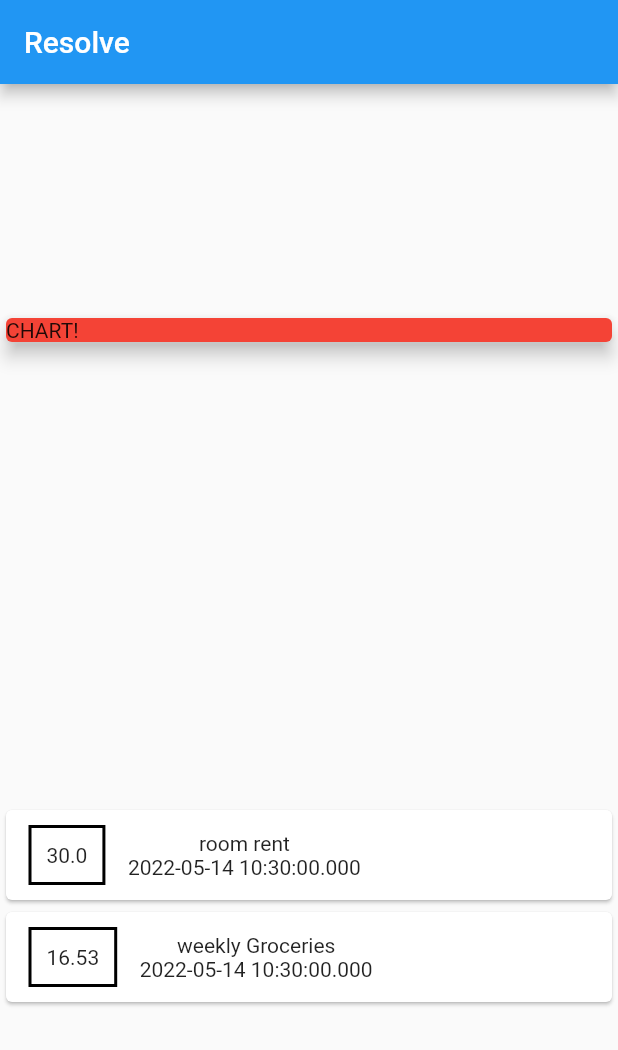
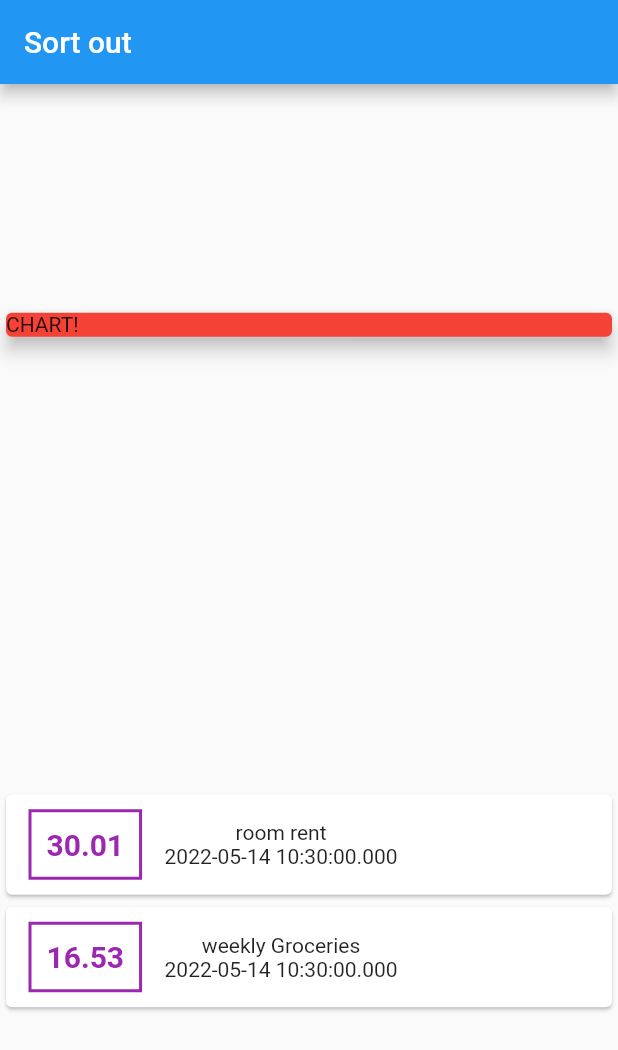
Before and after one commit to Shogil/Daily-expense-tracker-flutter, a Flutter app: the screen it shows after launch, on a phone screen of 412 x 824 dp. Shown: the top 1050 px of the screen. Run offline on Flutter 3.47's test engine with Material 2 defaults, Android fonts, the phone set to English and light mode, and no system bars.

Commit message:
update the fontstyle

```diff
--- a/lib/main.dart
+++ b/lib/main.dart
@@ -20,7 +20,7 @@ class MyHomePage extends StatelessWidget {
     Transaction(
       id: 't1',
       title: 'room rent',
-      amount: 30,
+      amount: 30.01,
       date: DateTime.now(),
     ),
     Transaction(
@@ -34,7 +34,7 @@ class MyHomePage extends StatelessWidget {
   Widget build(BuildContext context) {
     return Scaffold(
       appBar: AppBar(
-        title: Text('Resolve'),
+        title: Text('Sort out'),
       ),
       body: Column(
         mainAxisAlignment: MainAxisAlignment.spaceAround,
@@ -60,13 +60,18 @@ class MyHomePage extends StatelessWidget {
                       ),
                       decoration: BoxDecoration(
                         border: Border.all(
-                          color: Colors.black,
+                          color: Colors.purple,
                           width: 2,
                         ),
                       ),
                       padding: EdgeInsets.all(10),
                       child: Text(
                         tx.amount.toString(),
+                        style: TextStyle(
+                          fontWeight: FontWeight.bold,
+                          fontSize: 20,
+                          color: Colors.purple,
+                        ),
                       ),
                     ),
                     Column(children: <Widget>[
```
